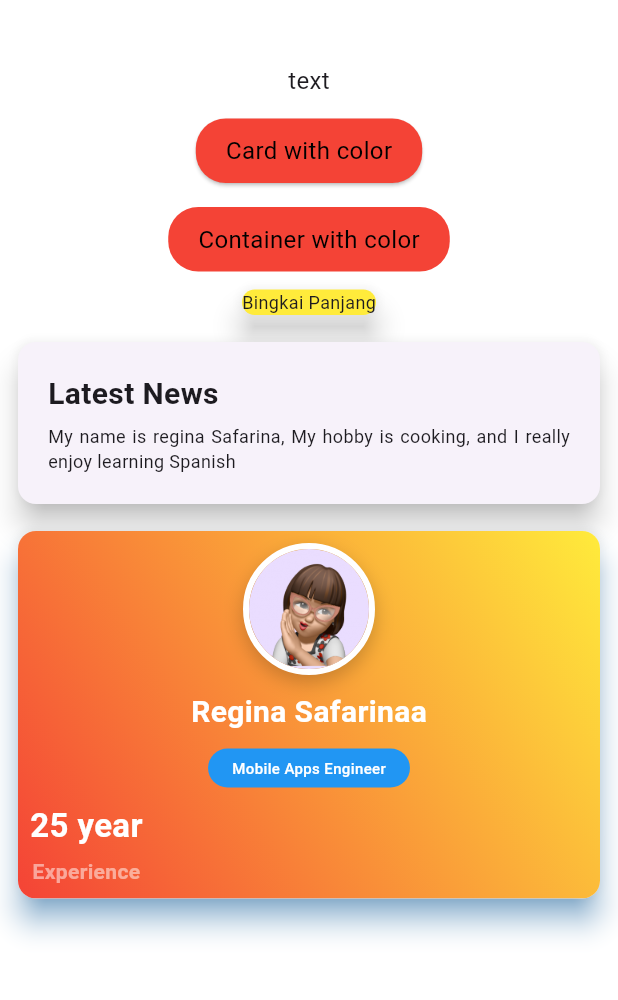
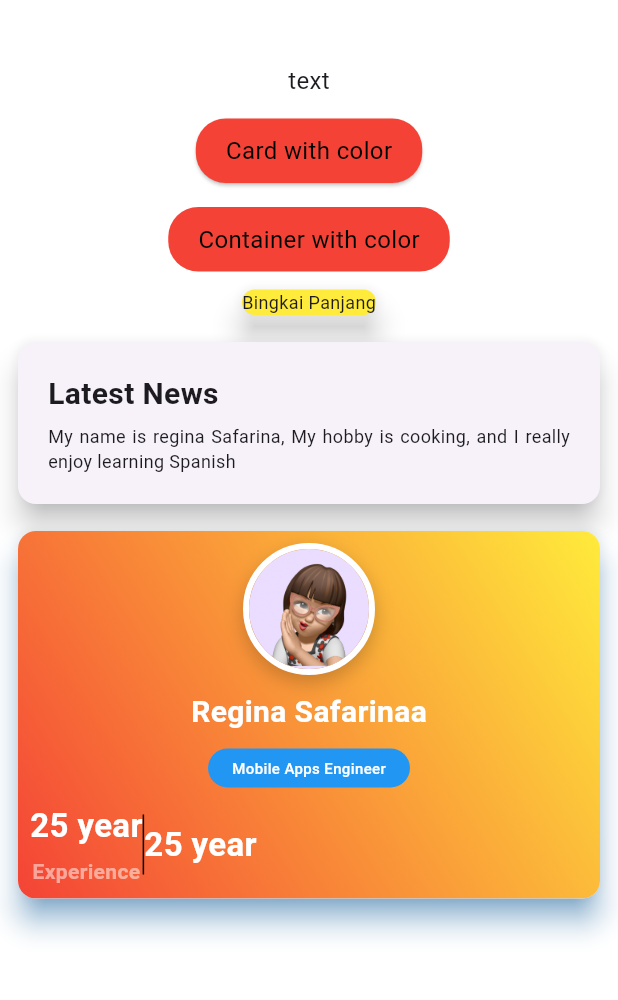
Before and after one commit to ginaa07/Tugas_week_8_latihan_card, a Flutter app: the screen it shows after launch, on a phone screen of 412 x 824 dp, the part 63-1063 px from its top. Run offline on Flutter 3.47's test engine with Material 3 defaults, Android fonts, the phone set to English and light mode, and no system bars.

Commit message:
buat sizedbox, child untuk verticalDivider thicknesnya

```diff
--- a/lib/pages/latihan_card.dart
+++ b/lib/pages/latihan_card.dart
@@ -181,6 +181,22 @@ class LatihanCard extends StatelessWidget {
                                   ),
                                 ],
                               ),
+                              SizedBox(
+                                height: 40,
+                                child: VerticalDivider(thickness: 1, color: Colors.black, width: 1),
+                              ),
+                              Column(
+                                children: [
+                                  Text(
+                                    "25 year",
+                                    style: TextStyle(
+                                      fontSize: 22.0,
+                                      fontWeight: FontWeight.bold,
+                                      color: Colors.white,
+                                    ),
+                                  )
+                                ],
+                              )
                               ],
                             ),
                           ],
```
